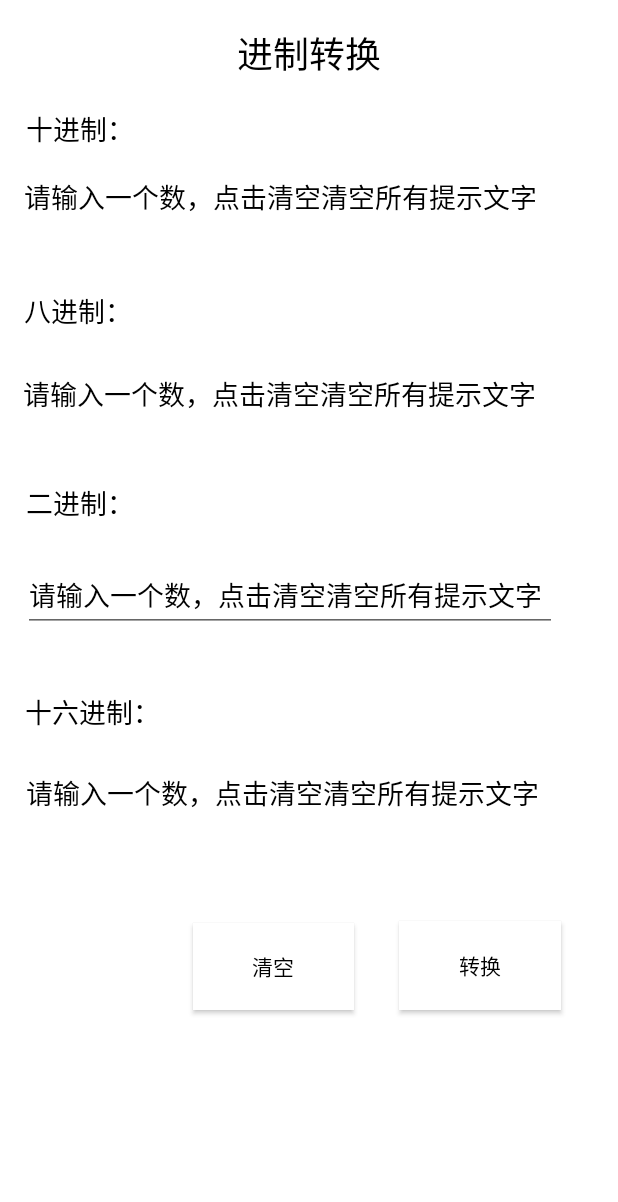
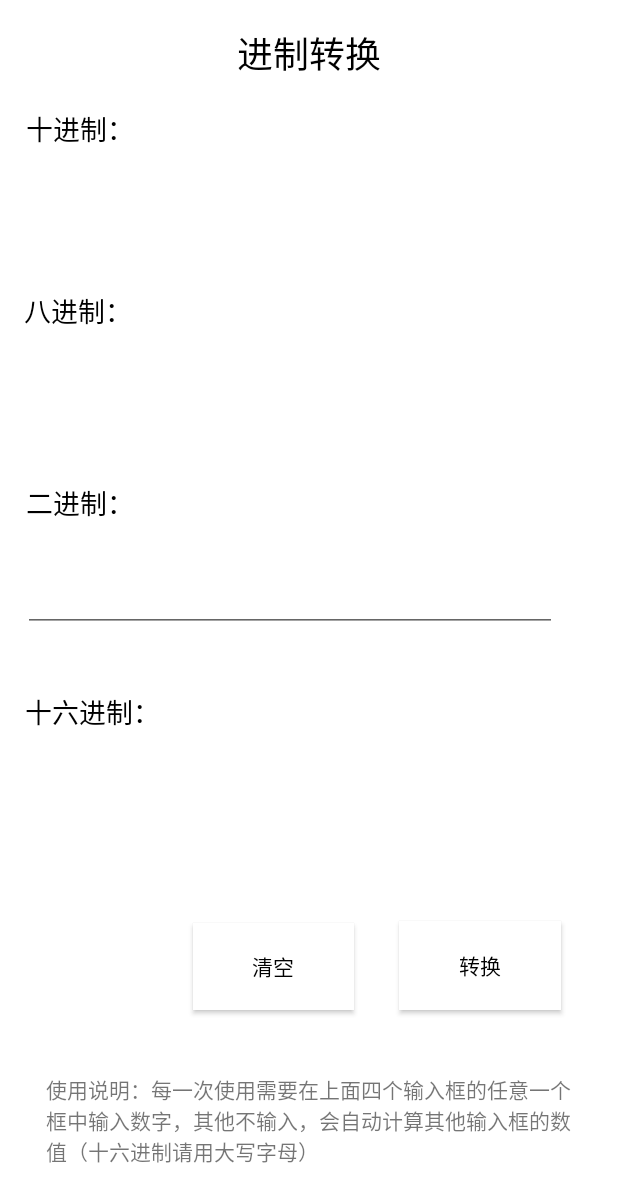
Before and after one commit to trueWangSyutung/A-simple-calculator-software, an Android app: the JinZhi screen opened directly, with no data from a screen before it, on a phone screen of 412 x 824 dp. Shown: the top 1202 px of the screen. Run offline under Robolectric (Android 15) with nearby library versions, the phone set to English and light mode, and no system bars.

Commit message:
update 增加进制转换程序输入框限制

```diff
--- a/build.gradle
+++ b/build.gradle
@@ -11,7 +11,7 @@ android {
         minSdkVersion 16
         targetSdkVersion 30
         versionCode 1
-        versionName "2.0.1.5"
+        versionName "2.0.2"
 
         testInstrumentationRunner "androidx.test.runner.AndroidJUnitRunner"
     }
--- a/src/main/res/layout/activity_jin_zhi.xml
+++ b/src/main/res/layout/activity_jin_zhi.xml
@@ -86,11 +86,10 @@
         android:layout_width="353dp"
         android:layout_height="48dp"
         android:layout_marginTop="8dp"
-        android:text="请输入一个数，点击清空清空所有提示文字"
         android:background="@color/myColor"
+        android:ems="10"
+        android:inputType="number"
         android:textColor="@color/myWhite"
-        android:ems="10"
-        android:inputType="textPersonName"
         app:layout_constraintBottom_toBottomOf="parent"
         app:layout_constraintEnd_toEndOf="parent"
         app:layout_constraintHorizontal_bias="0.275"
@@ -102,13 +101,12 @@
         android:id="@+id/bajinzhi"
         android:layout_width="356dp"
         android:layout_height="46dp"
-        android:text="请输入一个数，点击清空清空所有提示文字"
 
         android:layout_marginTop="12dp"
         android:background="@color/myColor"
+        android:ems="10"
+        android:inputType="number"
         android:textColor="@color/myWhite"
-        android:ems="10"
-        android:inputType="textPersonName"
         app:layout_constraintBottom_toBottomOf="parent"
         app:layout_constraintEnd_toEndOf="parent"
         app:layout_constraintHorizontal_bias="0.271"
@@ -120,10 +118,9 @@
         android:id="@+id/erjinzhi"
         android:layout_width="356dp"
         android:layout_height="48dp"
-        android:text="请输入一个数，点击清空清空所有提示文字"
 
         android:ems="10"
-        android:inputType="textPersonName"
+        android:inputType="number"
         android:textColor="@color/myWhite"
         app:layout_constraintBottom_toBottomOf="parent"
         app:layout_constraintEnd_toEndOf="parent"
@@ -136,13 +133,12 @@
         android:id="@+id/shiliujinzhi"
         android:layout_width="356dp"
         android:layout_height="49dp"
-        android:text="请输入一个数，点击清空清空所有提示文字"
 
+        android:background="@color/myColor"
         android:ems="10"
         android:inputType="textPersonName"
+        android:textColor="@color/myWhite"
         app:layout_constraintBottom_toBottomOf="parent"
-        android:background="@color/myColor"
-        android:textColor="@color/myWhite"
         app:layout_constraintEnd_toEndOf="parent"
         app:layout_constraintHorizontal_bias="0.309"
         app:layout_constraintStart_toStartOf="parent"
@@ -177,4 +173,16 @@
         app:layout_constraintTop_toTopOf="parent"
         app:layout_constraintVertical_bias="0.803" />
 
+    <TextView
+        android:id="@+id/textView12"
+        android:layout_width="350dp"
+        android:layout_height="64dp"
+        android:text="使用说明：每一次使用需要在上面四个输入框的任意一个框中输入数字，其他不输入，会自动计算其他输入框的数值（十六进制请用大写字母）"
+        app:layout_constraintBottom_toBottomOf="parent"
+        app:layout_constraintEnd_toEndOf="parent"
+        app:layout_constraintHorizontal_bias="0.491"
+        app:layout_constraintStart_toStartOf="parent"
+        app:layout_constraintTop_toBottomOf="@+id/qingkong"
+        app:layout_constraintVertical_bias="0.489" />
+
 </androidx.constraintlayout.widget.ConstraintLayout>
--- a/src/main/res/layout/activity_main.xml
+++ b/src/main/res/layout/activity_main.xml
@@ -195,13 +195,13 @@
         android:layout_width="103dp"
         android:layout_height="80dp"
         android:background="@color/myColor"
+        android:text="C"
         android:textColor="@color/myWhite"
-        android:text="C"
         android:textSize="36sp"
         app:layout_constraintBottom_toTopOf="@+id/number8"
         app:layout_constraintEnd_toStartOf="@+id/numberdel"
 
-        app:layout_constraintHorizontal_bias="0.818"
+        app:layout_constraintHorizontal_bias="0.0"
         app:layout_constraintStart_toStartOf="parent"
         app:layout_constraintTop_toTopOf="parent"
         app:layout_constraintVertical_bias="1.0" />
```
Also changed, not shown: src/main/java/com/example/myapplication/JinZhi.kt (+70 -7 lines), 1 other file.
